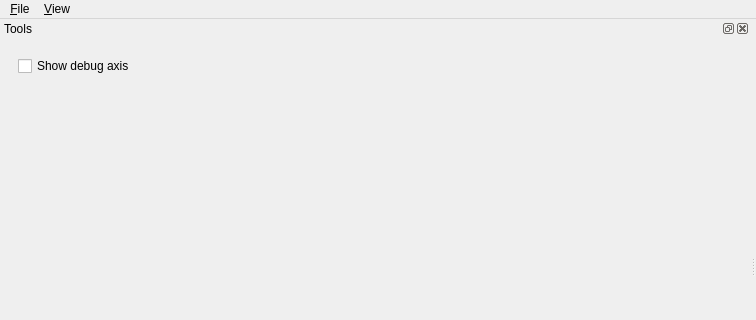
First picture: the form in src/Editor/EditorWindow.ui, repository p0iz/Forge, before the edit; both pictures show x 0 to 756 and y 0 to 320 of the 756 by 535 pixel window.
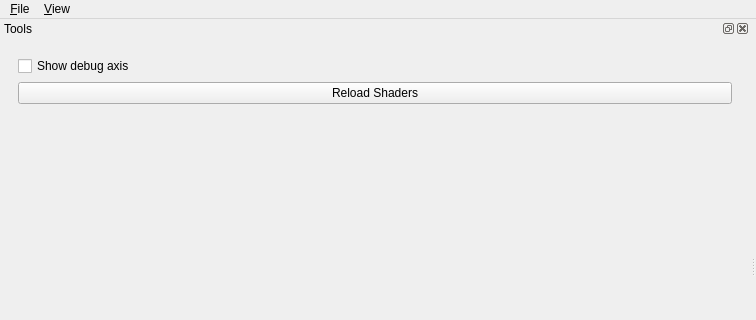
Second picture: the form after the edit. The open tabs and pages were chosen to show the change.

Commit message:
Provide button to reload test material in editor
Makes shader development nicer.

```diff
--- a/src/Editor/EditorWindow.ui
+++ b/src/Editor/EditorWindow.ui
@@ -84,6 +84,13 @@
            </property>
           </widget>
          </item>
+         <item>
+          <widget class="QPushButton" name="reloadShaders_world">
+           <property name="text">
+            <string>Reload Shaders</string>
+           </property>
+          </widget>
+         </item>
          <item>
           <spacer name="verticalSpacer">
            <property name="orientation">
```
Left out of the diff: 4 changed lines with no effect on the pictures. The commit also changes 5 other files.
